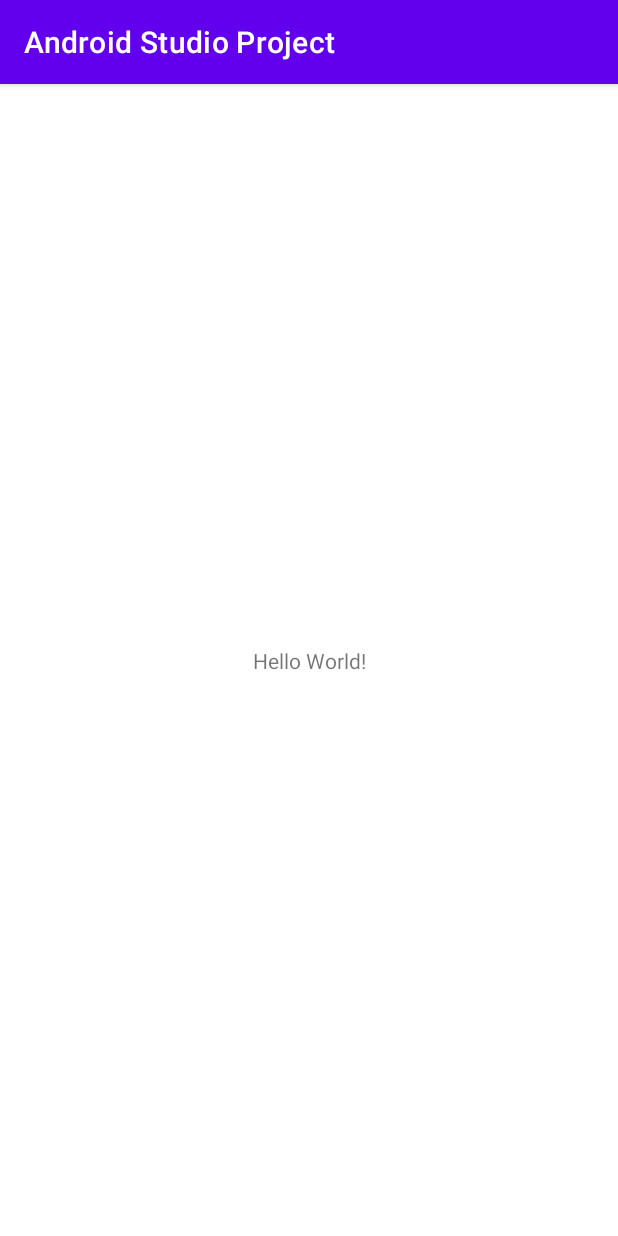
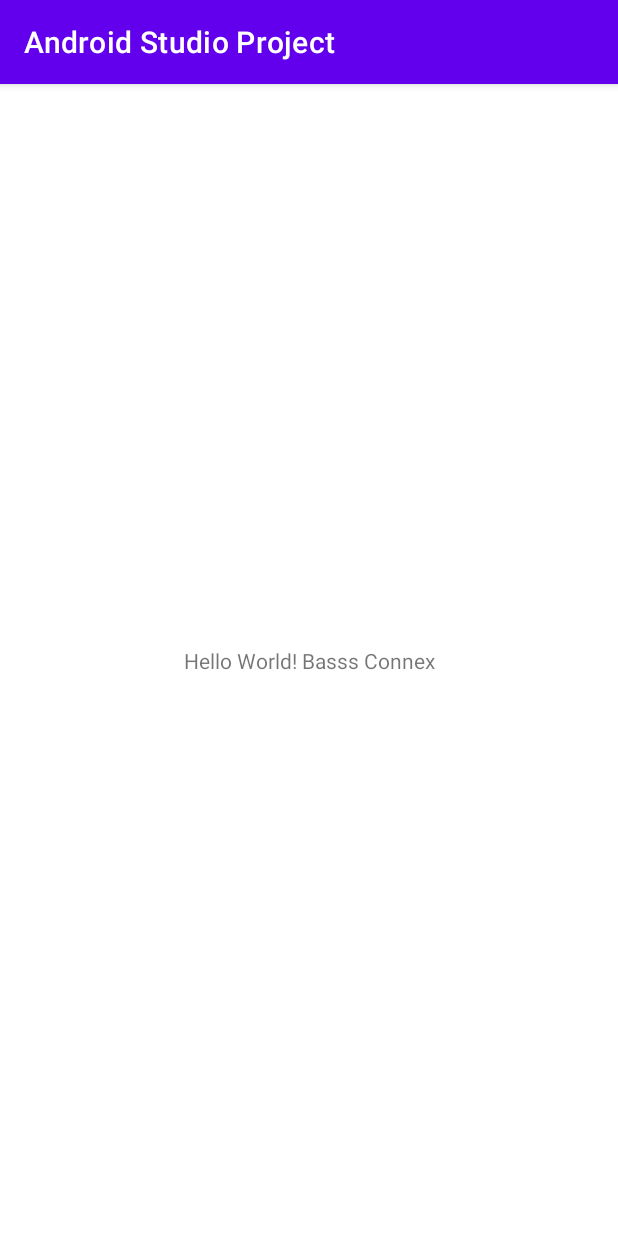
Before and after one commit to lebenebou/DiscordReplica, an Android app: the screen it shows after launch (MainActivity), on a phone screen of 412 x 824 dp. Run offline under Robolectric (Android 15) with nearby library versions, the phone set to English and light mode, and no system bars.

Commit message:
Bas Connex

```diff
--- a/Android Studio Project/app/src/main/res/layout/activity_main.xml
+++ b/Android Studio Project/app/src/main/res/layout/activity_main.xml
@@ -9,7 +9,7 @@
     <TextView
         android:layout_width="wrap_content"
         android:layout_height="wrap_content"
-        android:text="Hello World!"
+        android:text="Hello World! Basss Connex"
         app:layout_constraintBottom_toBottomOf="parent"
         app:layout_constraintEnd_toEndOf="parent"
         app:layout_constraintStart_toStartOf="parent"
```
